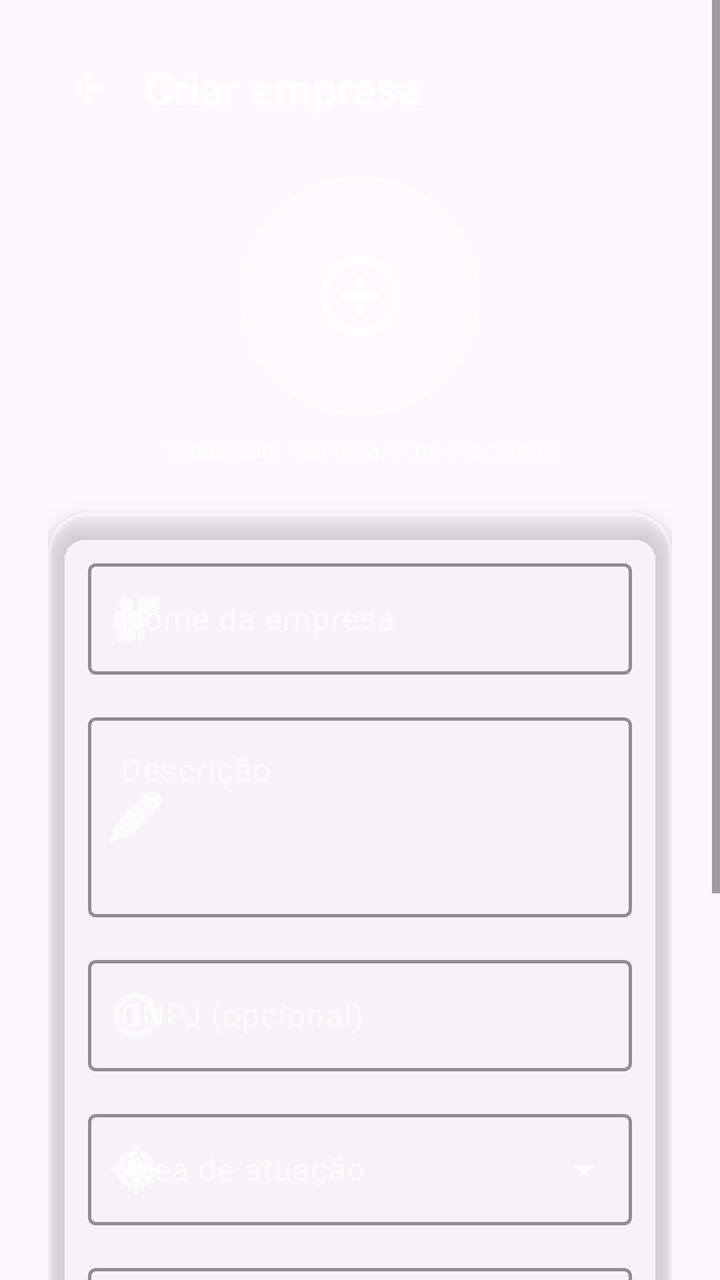
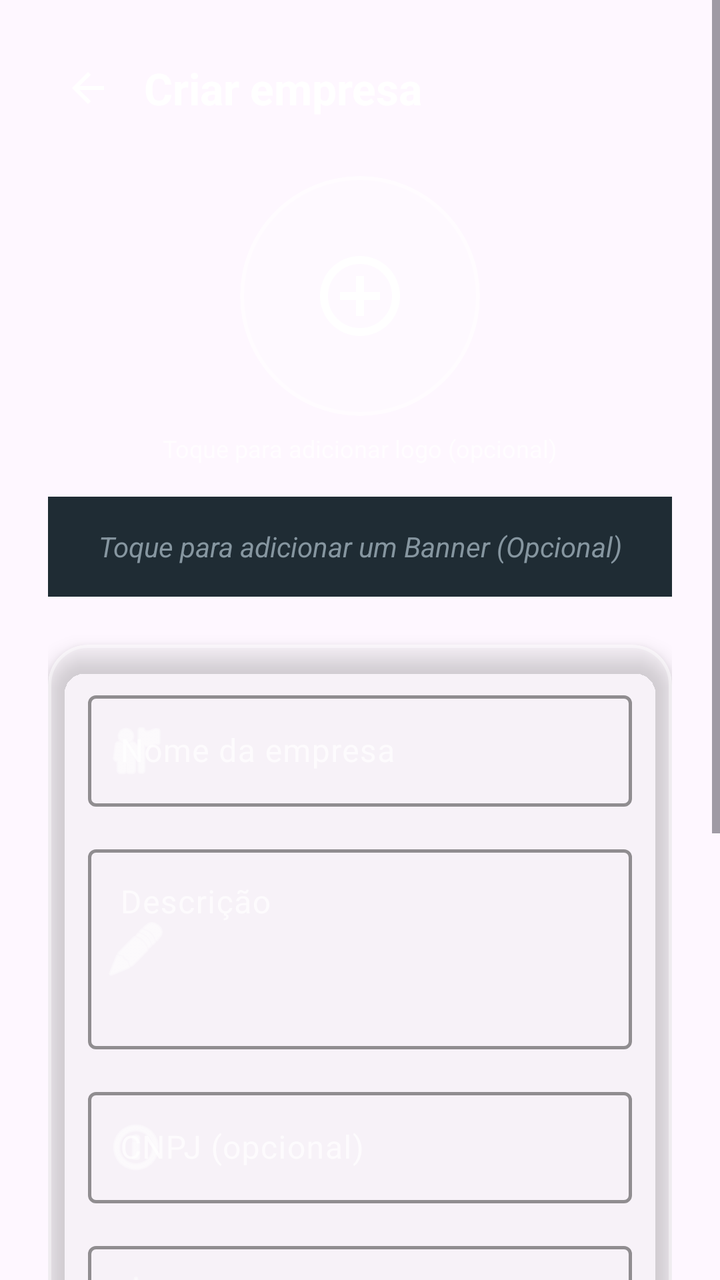

The first picture is an Android layout as it rendered before a commit; the second is the same layout after the commit. The layout source and the unified diff follow.
<!-- AndroidManifest.xml: application theme Theme.PlataformaRemota -->
<!-- res/layout/activity_cadastro_empresa.xml -->
<?xml version="1.0" encoding="utf-8"?>
<ScrollView xmlns:android="http://schemas.android.com/apk/res/android"
    xmlns:app="http://schemas.android.com/apk/res-auto"
    android:layout_width="match_parent"
    android:layout_height="match_parent"
    android:fillViewport="true">

    <LinearLayout
        android:layout_width="match_parent"
        android:layout_height="wrap_content"
        android:orientation="vertical"
        android:padding="24dp">

        
        <LinearLayout
            android:layout_width="match_parent"
            android:layout_height="wrap_content"
            android:gravity="center_vertical"
            android:orientation="horizontal"
            android:layout_marginBottom="24dp">

            <ImageView
                android:id="@+id/btnVoltarCadastroEmpresa"
                android:layout_width="40dp"
                android:layout_height="40dp"
                android:padding="8dp"
                android:background="?attr/selectableItemBackgroundBorderless"
                android:clickable="true"
                android:focusable="true"
                android:src="@drawable/ic_arrow_back"
                app:tint="@color/white" />

            <TextView
                android:layout_width="0dp"
                android:layout_height="wrap_content"
                android:layout_marginStart="8dp"
                android:layout_weight="1"
                android:text="@string/nova_empresa_titulo"
                android:textColor="@color/white"
                android:textSize="22sp"
                android:textStyle="bold" />
        </LinearLayout>

        
        <LinearLayout
            android:layout_width="match_parent"
            android:layout_height="wrap_content"
            android:gravity="center_horizontal"
            android:orientation="vertical"
            android:layout_marginBottom="24dp">

            <com.google.android.material.card.MaterialCardView
                android:id="@+id/cardLogoEmpresa"
                android:layout_width="120dp"
                android:layout_height="120dp"
                android:clickable="true"
                android:focusable="true"
                app:cardBackgroundColor="#33FFFFFF"
                app:cardCornerRadius="60dp"
                app:cardElevation="0dp"
                app:strokeWidth="2dp"
                app:strokeColor="#66FFFFFF">

                <ImageView
                    android:id="@+id/imgLogoEmpresa"
                    android:layout_width="match_parent"
                    android:layout_height="match_parent"
                    android:padding="36dp"
                    android:src="@drawable/ic_add_circle"
                    app:tint="@color/white" />
            </com.google.android.material.card.MaterialCardView>

            <TextView
                android:layout_width="wrap_content"
                android:layout_height="wrap_content"
                android:layout_marginTop="8dp"
                android:text="@string/nova_empresa_logo"
                android:textColor="#B3FFFFFF"
                android:textSize="12sp" />
        </LinearLayout>

        
        <com.google.android.material.card.MaterialCardView
            android:layout_width="match_parent"
            android:layout_height="wrap_content"
            android:layout_marginBottom="24dp"
            app:cardBackgroundColor="#33FFFFFF"
            app:cardCornerRadius="20dp"
            app:cardElevation="6dp"
            app:strokeWidth="1.5dp"
            app:strokeColor="#66FFFFFF">

            <LinearLayout
                android:layout_width="match_parent"
                android:layout_height="wrap_content"
                android:orientation="vertical"
                android:padding="20dp">

                
                <com.google.android.material.textfield.TextInputLayout
                    style="@style/Widget.Material3.TextInputLayout.OutlinedBox"
                    android:layout_width="match_parent"
                    android:layout_height="wrap_content"
                    android:layout_marginBottom="16dp"
                    android:hint="@string/nova_empresa_hint_nome"
                    android:textColorHint="#B3FFFFFF"
                    app:boxStrokeColor="@color/white"
                    app:boxStrokeWidth="1.5dp"
                    app:boxBackgroundColor="@android:color/transparent"
                    app:hintTextColor="@color/white"
                    app:startIconDrawable="@android:drawable/ic_menu_myplaces"
                    app:startIconTint="@color/white">

                    <com.google.android.material.textfield.TextInputEditText
                        android:id="@+id/edtNomeEmpresa"
                        android:layout_width="match_parent"
                        android:layout_height="wrap_content"
                        android:inputType="text"
                        android:maxLength="60"
                        android:textColor="@color/white" />
                </com.google.android.material.textfield.TextInputLayout>

                
                <com.google.android.material.textfield.TextInputLayout
                    style="@style/Widget.Material3.TextInputLayout.OutlinedBox"
                    android:layout_width="match_parent"
                    android:layout_height="wrap_content"
                    android:layout_marginBottom="16dp"
                    android:hint="@string/nova_empresa_hint_descricao"
                    android:textColorHint="#B3FFFFFF"
                    app:boxStrokeColor="@color/white"
                    app:boxStrokeWidth="1.5dp"
                    app:boxBackgroundColor="@android:color/transparent"
                    app:hintTextColor="@color/white"
                    app:startIconDrawable="@android:drawable/ic_menu_edit"
                    app:startIconTint="@color/white">

                    <com.google.android.material.textfield.TextInputEditText
                        android:id="@+id/edtDescricaoEmpresa"
                        android:layout_width="match_parent"
                        android:layout_height="100dp"
                        android:gravity="top"
                        android:inputType="textMultiLine|textCapSentences"
                        android:maxLength="300"
                        android:textColor="@color/white" />
                </com.google.android.material.textfield.TextInputLayout>

                
                <com.google.android.material.textfield.TextInputLayout
                    style="@style/Widget.Material3.TextInputLayout.OutlinedBox"
                    android:layout_width="match_parent"
                    android:layout_height="wrap_content"
                    android:layout_marginBottom="16dp"
                    android:hint="@string/nova_empresa_hint_cnpj"
                    android:textColorHint="#B3FFFFFF"
                    app:boxStrokeColor="@color/white"
                    app:boxStrokeWidth="1.5dp"
                    app:boxBackgroundColor="@android:color/transparent"
                    app:hintTextColor="@color/white"
                    app:startIconDrawable="@android:drawable/ic_menu_info_details"
                    app:startIconTint="@color/white">

                    <com.google.android.material.textfield.TextInputEditText
                        android:id="@+id/edtCnpjEmpresa"
                        android:layout_width="match_parent"
                        android:layout_height="wrap_content"
                        android:inputType="text"
                        android:maxLength="30"
                        android:textColor="@color/white" />
                </com.google.android.material.textfield.TextInputLayout>

                
                <com.google.android.material.textfield.TextInputLayout
                    style="@style/Widget.Material3.TextInputLayout.OutlinedBox.ExposedDropdownMenu"
                    android:layout_width="match_parent"
                    android:layout_height="wrap_content"
                    android:layout_marginBottom="16dp"
                    android:hint="@string/nova_empresa_hint_area"
                    android:textColorHint="#B3FFFFFF"
                    app:boxStrokeColor="@color/white"
                    app:boxStrokeWidth="1.5dp"
                    app:boxBackgroundColor="@android:color/transparent"
                    app:hintTextColor="@color/white"
                    app:startIconDrawable="@android:drawable/ic_menu_compass"
                    app:startIconTint="@color/white"
                    app:endIconTint="@color/white">

                    <AutoCompleteTextView
                        android:id="@+id/edtAreaEmpresa"
                        android:layout_width="match_parent"
                        android:layout_height="wrap_content"
                        android:inputType="none"
                        android:textColor="@color/white" />
                </com.google.android.material.textfield.TextInputLayout>

                
                <com.google.android.material.textfield.TextInputLayout
                    style="@style/Widget.Material3.TextInputLayout.OutlinedBox"
                    android:layout_width="match_parent"
                    android:layout_height="wrap_content"
                    android:layout_marginBottom="16dp"
                    android:hint="@string/nova_empresa_hint_endereco"
                    android:textColorHint="#B3FFFFFF"
                    app:boxStrokeColor="@color/white"
                    app:boxStrokeWidth="1.5dp"
                    app:boxBackgroundColor="@android:color/transparent"
                    app:hintTextColor="@color/white"
                    app:startIconDrawable="@android:drawable/ic_menu_myplaces"
                    app:startIconTint="@color/white">

                    <com.google.android.material.textfield.TextInputEditText
                        android:id="@+id/edtEnderecoEmpresa"
                        android:layout_width="match_parent"
                        android:layout_height="wrap_content"
                        android:inputType="text|textCapSentences"
                        android:maxLength="120"
                        android:textColor="@color/white" />
                </com.google.android.material.textfield.TextInputLayout>

                
                <com.google.android.material.textfield.TextInputLayout
                    style="@style/Widget.Material3.TextInputLayout.OutlinedBox"
                    android:layout_width="match_parent"
                    android:layout_height="wrap_content"
                    android:hint="@string/nova_empresa_hint_email"
                    android:textColorHint="#B3FFFFFF"
                    app:boxStrokeColor="@color/white"
                    app:boxStrokeWidth="1.5dp"
                    app:boxBackgroundColor="@android:color/transparent"
                    app:hintTextColor="@color/white"
                    app:startIconDrawable="@android:drawable/ic_dialog_email"
                    app:startIconTint="@color/white">

                    <com.google.android.material.textfield.TextInputEditText
                        android:id="@+id/edtEmailEmpresa"
                        android:layout_width="match_parent"
                        android:layout_height="wrap_content"
                        android:inputType="textEmailAddress"
                        android:maxLength="80"
                        android:textColor="@color/white" />
                </com.google.android.material.textfield.TextInputLayout>
            </LinearLayout>
        </com.google.android.material.card.MaterialCardView>

        
        <com.google.android.material.button.MaterialButton
            android:id="@+id/btnCriarEmpresa"
            android:layout_width="match_parent"
            android:layout_height="56dp"
            android:backgroundTint="#43A047"
            android:text="@string/empresas_btn_criar_empresa"
            android:textColor="@color/white"
            android:textSize="16sp"
            android:textStyle="bold"
            app:cornerRadius="28dp"
            app:elevation="4dp"
            app:icon="@drawable/ic_add"
            app:iconGravity="textStart"
            app:iconPadding="8dp"
            app:iconTint="@color/white" />

        <TextView
            android:layout_width="match_parent"
            android:layout_height="wrap_content"
            android:layout_marginTop="12dp"
            android:text="* Campos obrigatórios"
            android:textAlignment="center"
            android:textColor="#80FFFFFF"
            android:textSize="11sp"
            android:textStyle="italic" />

    </LinearLayout>
</ScrollView>
<!-- resources referenced by this layout -->
<resources>
  <color name="white">#FFFFFFFF</color>
  <!-- drawable ic_add (drawable) -->
  <vector xmlns:android="http://schemas.android.com/apk/res/android" android:height="24dp" android:tint="#000000" android:viewportHeight="960" android:viewportWidth="960" android:width="24dp">
        
      <path android:fillColor="@android:color/white" android:pathData="M440,520L200,520L200,440L440,440L440,200L520,200L520,440L760,440L760,520L520,520L520,760L440,760L440,520Z"/>
      
  </vector>
  <!-- drawable ic_add_circle (drawable) -->
  <vector xmlns:android="http://schemas.android.com/apk/res/android" android:height="24dp" android:tint="#000000" android:viewportHeight="960" android:viewportWidth="960" android:width="24dp">
        
      <path android:fillColor="@android:color/white" android:pathData="M440,680L520,680L520,520L680,520L680,440L520,440L520,280L440,280L440,440L280,440L280,520L440,520L440,680ZM480,880Q397,880 324,848.5Q251,817 197,763Q143,709 111.5,636Q80,563 80,480Q80,397 111.5,324Q143,251 197,197Q251,143 324,111.5Q397,80 480,80Q563,80 636,111.5Q709,143 763,197Q817,251 848.5,324Q880,397 880,480Q880,563 848.5,636Q817,709 763,763Q709,817 636,848.5Q563,880 480,880ZM480,800Q614,800 707,707Q800,614 800,480Q800,346 707,253Q614,160 480,160Q346,160 253,253Q160,346 160,480Q160,614 253,707Q346,800 480,800ZM480,480Q480,480 480,480Q480,480 480,480Q480,480 480,480Q480,480 480,480Q480,480 480,480Q480,480 480,480Q480,480 480,480Q480,480 480,480Z"/>
      
  </vector>
  <!-- drawable ic_arrow_back (drawable) -->
  <vector xmlns:android="http://schemas.android.com/apk/res/android" android:autoMirrored="true" android:height="24dp" android:tint="#000000" android:viewportHeight="960" android:viewportWidth="960" android:width="24dp">
        
      <path android:fillColor="@android:color/white" android:pathData="M313,520L537,744L480,800L160,480L480,160L537,216L313,440L800,440L800,520L313,520Z"/>
      
  </vector>
  <string name="empresas_btn_criar_empresa">CRIAR EMPRESA</string>
  <string name="nova_empresa_hint_area">Área de atuação</string>
  <string name="nova_empresa_hint_cnpj">CNPJ (opcional)</string>
  <string name="nova_empresa_hint_descricao">Descrição</string>
  <string name="nova_empresa_hint_email">E-mail corporativo (opcional)</string>
  <string name="nova_empresa_hint_endereco">Endereço (opcional)</string>
  <string name="nova_empresa_hint_nome">Nome da empresa</string>
  <string name="nova_empresa_logo">Toque para adicionar logo (opcional)</string>
  <string name="nova_empresa_titulo">Criar empresa</string>
  <style name="Theme.PlataformaRemota" parent="Base.Theme.PlataformaRemota" />
  <style name="Base.Theme.PlataformaRemota" parent="Theme.Material3.DayNight.NoActionBar">
          <item name="android:windowAnimationStyle">@style/ActivityAnimation</item>
          <item name="android:fontFamily">sans-serif</item>
          <item name="fontFamily">sans-serif</item>
      </style>
  <style name="ActivityAnimation" parent="@android:style/Animation.Activity">
          <item name="android:activityOpenEnterAnimation">@anim/slide_in_right</item>
          <item name="android:activityOpenExitAnimation">@anim/slide_out_left</item>
          <item name="android:activityCloseEnterAnimation">@anim/slide_in_left</item>
          <item name="android:activityCloseExitAnimation">@anim/slide_out_right</item>
      </style>
</resources>

<!-- the commit's change to res/layout/activity_cadastro_empresa.xml (unified diff, before → after) -->
@@ -47,7 +47,7 @@
             android:layout_height="wrap_content"
             android:gravity="center_horizontal"
             android:orientation="vertical"
-            android:layout_marginBottom="24dp">
+            android:layout_marginBottom="16dp">
 
             <com.google.android.material.card.MaterialCardView
                 android:id="@+id/cardLogoEmpresa"
@@ -80,6 +80,19 @@
         </LinearLayout>
 
         
+        <TextView
+            android:id="@+id/btnAddBannerEmpresa"
+            android:layout_width="match_parent"
+            android:layout_height="50dp"
+            android:layout_marginHorizontal="0dp"
+            android:layout_marginBottom="24dp"
+            android:background="#1F2C34"
+            android:gravity="center"
+            android:text="Toque para adicionar um Banner (Opcional)"
+            android:textColor="#8696A0"
+            android:textStyle="italic" />
+
+        
         <com.google.android.material.card.MaterialCardView
             android:layout_width="match_parent"
             android:layout_height="wrap_content"
@@ -96,7 +109,6 @@
                 android:orientation="vertical"
                 android:padding="20dp">
 
-                
                 <com.google.android.material.textfield.TextInputLayout
                     style="@style/Widget.Material3.TextInputLayout.OutlinedBox"
                     android:layout_width="match_parent"
@@ -120,7 +132,6 @@
                         android:textColor="@color/white" />
                 </com.google.android.material.textfield.TextInputLayout>
 
-                
                 <com.google.android.material.textfield.TextInputLayout
                     style="@style/Widget.Material3.TextInputLayout.OutlinedBox"
                     android:layout_width="match_parent"
@@ -145,7 +156,6 @@
                         android:textColor="@color/white" />
                 </com.google.android.material.textfield.TextInputLayout>
 
-                
                 <com.google.android.material.textfield.TextInputLayout
                     style="@style/Widget.Material3.TextInputLayout.OutlinedBox"
                     android:layout_width="match_parent"
@@ -169,7 +179,6 @@
                         android:textColor="@color/white" />
                 </com.google.android.material.textfield.TextInputLayout>
 
-                
                 <com.google.android.material.textfield.TextInputLayout
                     style="@style/Widget.Material3.TextInputLayout.OutlinedBox.ExposedDropdownMenu"
                     android:layout_width="match_parent"
@@ -193,7 +202,6 @@
                         android:textColor="@color/white" />
                 </com.google.android.material.textfield.TextInputLayout>
 
-                
                 <com.google.android.material.textfield.TextInputLayout
                     style="@style/Widget.Material3.TextInputLayout.OutlinedBox"
                     android:layout_width="match_parent"
@@ -217,7 +225,6 @@
                         android:textColor="@color/white" />
                 </com.google.android.material.textfield.TextInputLayout>
 
-                
                 <com.google.android.material.textfield.TextInputLayout
                     style="@style/Widget.Material3.TextInputLayout.OutlinedBox"
                     android:layout_width="match_parent"
@@ -242,7 +249,6 @@
             </LinearLayout>
         </com.google.android.material.card.MaterialCardView>
 
-        
         <com.google.android.material.button.MaterialButton
             android:id="@+id/btnCriarEmpresa"
             android:layout_width="match_parent"
